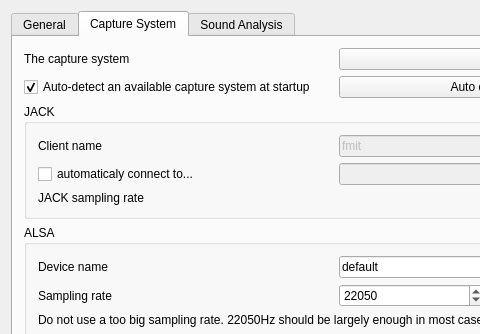
This is ui/ConfigForm.ui in gillesdegottex/fmit as Qt 5 draws it before an edit; both pictures show x 0 to 480 and y 0 to 334 of the 672 by 946 pixel window. The edited form follows.
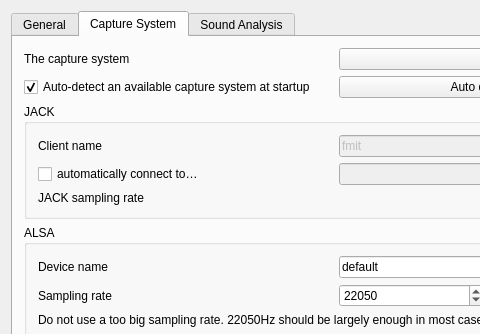
This is the edited form. The open tabs and pages were chosen to show the change. Icons and pictures are not drawn.

Commit message: spelling: automatically, ellipsis added

The edit to the form file:
```diff
--- a/ui/ConfigForm.ui
+++ b/ui/ConfigForm.ui
@@ -382,7 +382,7 @@
                <string>Automatically connect FMIT to the following source at startup (e.g. alsa_pcm:capture_1)</string>
               </property>
               <property name="text">
-               <string>automaticaly connect to...</string>
+               <string>automatically connect to…</string>
               </property>
              </widget>
             </item>
```
